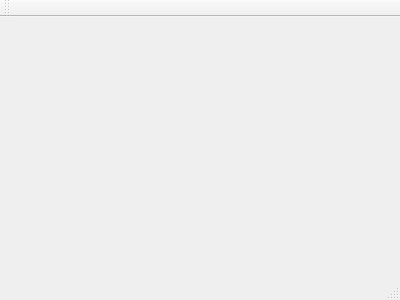
Qt form desktop_application/mainwindow.ui (marcin-waszak/stepper_motor_driver) before a commit.
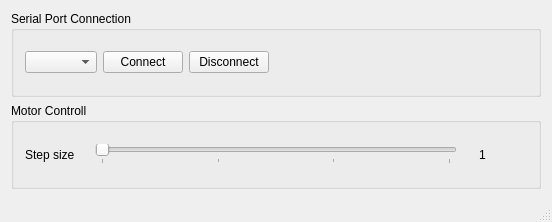
The same form after that commit.

What changed in the file:
```diff
--- a/desktop_application/mainwindow.ui
+++ b/desktop_application/mainwindow.ui
@@ -1,24 +1,194 @@
 <ui version="4.0">
  <class>MainWindow</class>
- <widget class="QMainWindow" name="MainWindow" >
-  <property name="geometry" >
+ <widget class="QMainWindow" name="MainWindow">
+  <property name="geometry">
    <rect>
     <x>0</x>
     <y>0</y>
-    <width>400</width>
-    <height>300</height>
+    <width>552</width>
+    <height>222</height>
    </rect>
   </property>
   <property name="windowTitle" >
    <string>MainWindow</string>
   </property>
-  <widget class="QMenuBar" name="menuBar" />
-  <widget class="QToolBar" name="mainToolBar" />
-  <widget class="QWidget" name="centralWidget" />
-  <widget class="QStatusBar" name="statusBar" />
+  <widget class="QWidget" name="centralWidget">
+   <layout class="QVBoxLayout" name="verticalLayout">
+    <item>
+     <widget class="QGroupBox" name="groupBox">
+      <property name="title">
+       <string>Serial Port Connection</string>
+      </property>
+      <layout class="QGridLayout" name="gridLayout">
+       <item row="0" column="0">
+        <layout class="QHBoxLayout" name="horizontalLayout_2">
+         <property name="spacing">
+          <number>6</number>
+         </property>
+         <property name="sizeConstraint">
+          <enum>QLayout::SetDefaultConstraint</enum>
+         </property>
+         <item>
+          <widget class="QComboBox" name="serialPortComboBox"/>
+         </item>
+         <item>
+          <widget class="QPushButton" name="connectButton">
+           <property name="text">
+            <string>Connect</string>
+           </property>
+          </widget>
+         </item>
+         <item>
+          <widget class="QPushButton" name="disconnectButton">
+           <property name="text">
+            <string>Disconnect</string>
+           </property>
+          </widget>
+         </item>
+         <item>
+          <spacer name="horizontalSpacer_3">
+           <property name="orientation">
+            <enum>Qt::Horizontal</enum>
+           </property>
+           <property name="sizeHint" stdset="0">
+            <size>
+             <width>40</width>
+             <height>20</height>
+            </size>
+           </property>
+          </spacer>
+         </item>
+        </layout>
+       </item>
+      </layout>
+     </widget>
+    </item>
+    <item>
+     <widget class="QGroupBox" name="groupBox_2">
+      <property name="title">
+       <string>Motor Controll</string>
+      </property>
+      <layout class="QGridLayout" name="gridLayout_2">
+       <item row="0" column="0">
+        <layout class="QHBoxLayout" name="horizontalLayout">
+         <item>
+          <widget class="QLabel" name="stepLabel">
+           <property name="text">
+            <string>Step size</string>
+           </property>
+          </widget>
+         </item>
+         <item>
+          <spacer name="horizontalSpacer_2">
+           <property name="orientation">
+            <enum>Qt::Horizontal</enum>
+           </property>
+           <property name="sizeType">
+            <enum>QSizePolicy::Fixed</enum>
+           </property>
+           <property name="sizeHint" stdset="0">
+            <size>
+             <width>14</width>
+             <height>20</height>
+            </size>
+           </property>
+          </spacer>
+         </item>
+         <item>
+          <widget class="QSlider" name="stepSlider">
+           <property name="sizePolicy">
+            <sizepolicy hsizetype="Expanding" vsizetype="Fixed">
+             <horstretch>0</horstretch>
+             <verstretch>0</verstretch>
+            </sizepolicy>
+           </property>
+           <property name="minimumSize">
+            <size>
+             <width>280</width>
+             <height>0</height>
+            </size>
+           </property>
+           <property name="baseSize">
+            <size>
+             <width>50</width>
+             <height>0</height>
+            </size>
+           </property>
+           <property name="mouseTracking">
+            <bool>true</bool>
+           </property>
+           <property name="acceptDrops">
+            <bool>true</bool>
+           </property>
+           <property name="minimum">
+            <number>0</number>
+           </property>
+           <property name="maximum">
+            <number>3</number>
+           </property>
+           <property name="tracking">
+            <bool>true</bool>
+           </property>
+           <property name="orientation">
+            <enum>Qt::Horizontal</enum>
+           </property>
+           <property name="tickPosition">
+            <enum>QSlider::TicksBelow</enum>
+           </property>
+           <property name="tickInterval">
+            <number>1</number>
+           </property>
+          </widget>
+         </item>
+         <item>
+          <spacer name="horizontalSpacer">
+           <property name="orientation">
+            <enum>Qt::Horizontal</enum>
+           </property>
+           <property name="sizeType">
+            <enum>QSizePolicy::Fixed</enum>
+           </property>
+           <property name="sizeHint" stdset="0">
+            <size>
+             <width>16</width>
+             <height>20</height>
+            </size>
+           </property>
+          </spacer>
+         </item>
+         <item>
+          <widget class="QLabel" name="stepValueLabel">
+           <property name="minimumSize">
+            <size>
+             <width>48</width>
+             <height>0</height>
+            </size>
+           </property>
+           <property name="text">
+            <string>1</string>
+           </property>
+          </widget>
+         </item>
+        </layout>
+       </item>
+      </layout>
+     </widget>
+    </item>
+   </layout>
+  </widget>
+  <widget class="QMenuBar" name="menuBar">
+   <property name="geometry">
+    <rect>
+     <x>0</x>
+     <y>0</y>
+     <width>552</width>
+     <height>20</height>
+    </rect>
+   </property>
+  </widget>
+  <widget class="QStatusBar" name="statusBar"/>
  </widget>
- <layoutDefault spacing="6" margin="11" />
- <pixmapfunction></pixmapfunction>
+ <layoutdefault spacing="6" margin="11"/>
  <resources/>
  <connections/>
 </ui>
```
Left out of the diff: 3 changed lines with no effect on the pictures.
